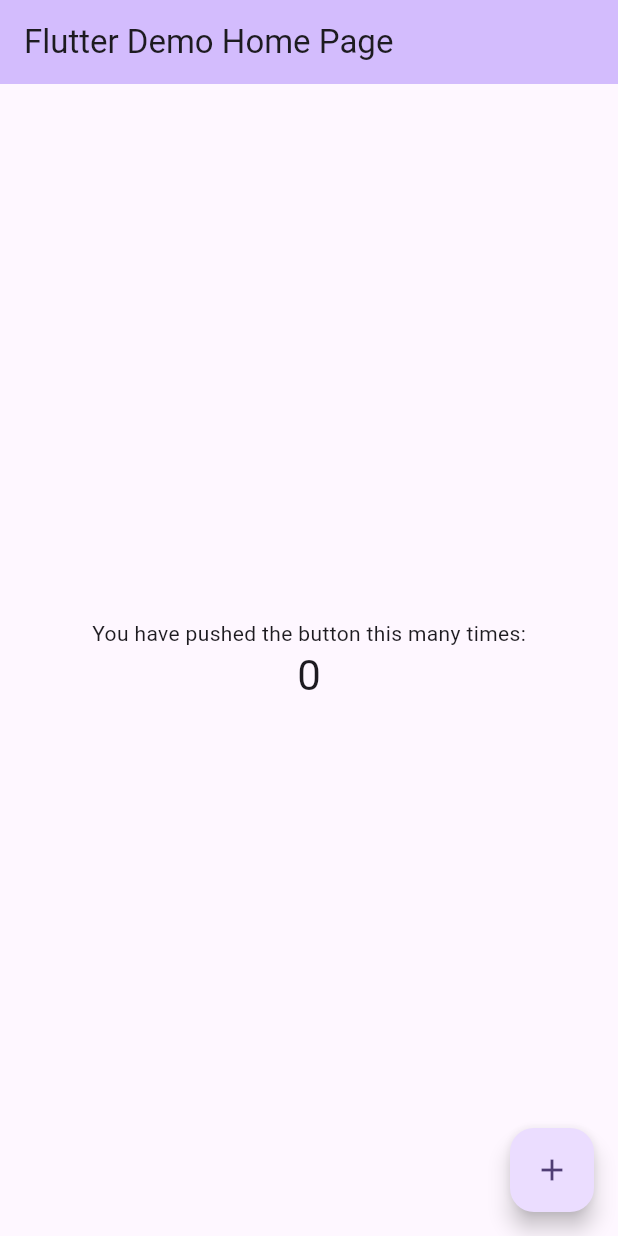
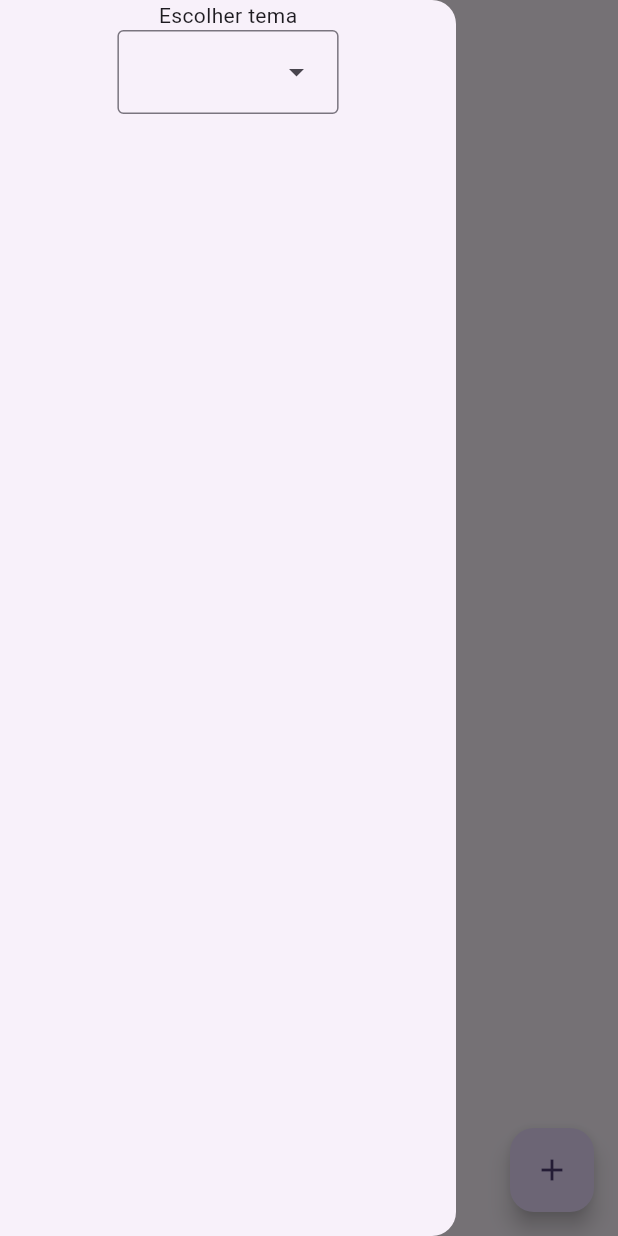
Before and after one commit to renanschotten/TempoAte, a Flutter app: the screen it shows after launch, with the side drawer open (before the commit the screen has no drawer), on a phone screen of 412 x 824 dp. Run offline on Flutter 3.47's test engine with Material 3 defaults, Android fonts, the phone set to English and light mode, and no system bars; our stand-ins replace flutter_riverpod.

Commit message:
feat: funcionalidade para trocar entre temas claro, escuro e do sistema

```diff
--- a/lib/main.dart
+++ b/lib/main.dart
@@ -1,125 +1,97 @@
 import 'package:flutter/material.dart';
+import 'package:flutter_riverpod/flutter_riverpod.dart';
+import 'package:tempo_ate/providers/theme_provider.dart';
 
-void main() {
-  runApp(const MyApp());
+Future<void> main() async {
+  runApp(const ProviderScope(child: MyApp()));
 }
 
-class MyApp extends StatelessWidget {
+class MyApp extends ConsumerWidget {
   const MyApp({super.key});
 
-  // This widget is the root of your application.
   @override
-  Widget build(BuildContext context) {
+  Widget build(BuildContext context, WidgetRef ref) {
+    final theme = ref.watch(themeProvider);
     return MaterialApp(
       title: 'Flutter Demo',
       theme: ThemeData(
-        // This is the theme of your application.
-        //
-        // TRY THIS: Try running your application with "flutter run". You'll see
-        // the application has a purple toolbar. Then, without quitting the app,
-        // try changing the seedColor in the colorScheme below to Colors.green
-        // and then invoke "hot reload" (save your changes or press the "hot
-        // reload" button in a Flutter-supported IDE, or press "r" if you used
-        // the command line to start the app).
-        //
-        // Notice that the counter didn't reset back to zero; the application
-        // state is not lost during the reload. To reset the state, use hot
-        // restart instead.
-        //
-        // This works for code too, not just values: Most code changes can be
-        // tested with just a hot reload.
         colorScheme: ColorScheme.fromSeed(seedColor: Colors.deepPurple),
         useMaterial3: true,
       ),
-      home: const MyHomePage(title: 'Flutter Demo Home Page'),
+      themeMode: theme.themeMode,
+      darkTheme: ThemeData.dark(),
+      home: const MyHomePage(
+        title: 'Contagem Regressiva',
+      ),
     );
   }
 }
 
-class MyHomePage extends StatefulWidget {
-  const MyHomePage({super.key, required this.title});
-
-  // This widget is the home page of your application. It is stateful, meaning
-  // that it has a State object (defined below) that contains fields that affect
-  // how it looks.
-
-  // This class is the configuration for the state. It holds the values (in this
-  // case the title) provided by the parent (in this case the App widget) and
-  // used by the build method of the State. Fields in a Widget subclass are
-  // always marked "final".
+class MyHomePage extends ConsumerStatefulWidget {
+  const MyHomePage({
+    super.key,
+    required this.title,
+  });
 
   final String title;
 
   @override
-  State<MyHomePage> createState() => _MyHomePageState();
+  ConsumerState<MyHomePage> createState() => _MyHomePageState();
 }
 
-class _MyHomePageState extends State<MyHomePage> {
-  int _counter = 0;
-
-  void _incrementCounter() {
-    setState(() {
-      // This call to setState tells the Flutter framework that something has
-      // changed in this State, which causes it to rerun the build method below
-      // so that the display can reflect the updated values. If we changed
-      // _counter without calling setState(), then the build method would not be
-      // called again, and so nothing would appear to happen.
-      _counter++;
-    });
-  }
+class _MyHomePageState extends ConsumerState<MyHomePage> {
+  var clickedIndex = -1;
 
   @override
   Widget build(BuildContext context) {
-    // This method is rerun every time setState is called, for instance as done
-    // by the _incrementCounter method above.
-    //
-    // The Flutter framework has been optimized to make rerunning build methods
-    // fast, so that you can just rebuild anything that needs updating rather
-    // than having to individually change instances of widgets.
+    var theme = ref.watch(themeProvider);
     return Scaffold(
-      appBar: AppBar(
-        // TRY THIS: Try changing the color here to a specific color (to
-        // Colors.amber, perhaps?) and trigger a hot reload to see the AppBar
-        // change color while the other colors stay the same.
-        backgroundColor: Theme.of(context).colorScheme.inversePrimary,
-        // Here we take the value from the MyHomePage object that was created by
-        // the App.build method, and use it to set our appbar title.
-        title: Text(widget.title),
-      ),
-      body: Center(
-        // Center is a layout widget. It takes a single child and positions it
-        // in the middle of the parent.
-        child: Column(
-          // Column is also a layout widget. It takes a list of children and
-          // arranges them vertically. By default, it sizes itself to fit its
-          // children horizontally, and tries to be as tall as its parent.
-          //
-          // Column has various properties to control how it sizes itself and
-          // how it positions its children. Here we use mainAxisAlignment to
-          // center the children vertically; the main axis here is the vertical
-          // axis because Columns are vertical (the cross axis would be
-          // horizontal).
-          //
-          // TRY THIS: Invoke "debug painting" (choose the "Toggle Debug Paint"
-          // action in the IDE, or press "p" in the console), to see the
-          // wireframe for each widget.
-          mainAxisAlignment: MainAxisAlignment.center,
-          children: <Widget>[
-            const Text(
-              'You have pushed the button this many times:',
-            ),
-            Text(
-              '$_counter',
-              style: Theme.of(context).textTheme.headlineMedium,
-            ),
-          ],
+      drawer: Drawer(
+        child: SafeArea(
+          child: Column(
+            children: [
+              const Text("Escolher tema"),
+              DropdownMenu(
+                dropdownMenuEntries: const [
+                  DropdownMenuEntry(
+                    value: ThemeMode.dark,
+                    label: "Dark",
+                  ),
+                  DropdownMenuEntry(
+                    value: ThemeMode.light,
+                    label: "Light",
+                  ),
+                  DropdownMenuEntry(
+                    value: ThemeMode.system,
+                    label: "System",
+                  ),
+                ],
+                onSelected: (value) {
+                  switch (value) {
+                    case ThemeMode.dark:
+                      theme.selectDarkThemeMode();
+                      break;
+                    case ThemeMode.light:
+                      theme.selectLightThemeMode();
+                      break;
+                    case ThemeMode.system:
+                      theme.selectSystemThemeMode();
+                      break;
+                    default:
+                  }
+                },
+              ),
+            ],
+          ),
         ),
       ),
+      appBar: AppBar(),
+      body: const SizedBox(),
       floatingActionButton: FloatingActionButton(
-        onPressed: _incrementCounter,
+        onPressed: () {},
         tooltip: 'Increment',
         child: const Icon(Icons.add),
-      ), // This trailing comma makes auto-formatting nicer for build methods.
+      ),
     );
   }
 }
--- /dev/null
+++ b/lib/providers/theme_provider.dart
@@ -0,0 +1,25 @@
+import 'package:flutter/material.dart';
+import 'package:flutter_riverpod/flutter_riverpod.dart';
+
+final themeProvider = ChangeNotifierProvider((ref) => ThemeProvider());
+
+class ThemeProvider extends ChangeNotifier {
+  var _themeMode = ThemeMode.light;
+
+  ThemeMode get themeMode => _themeMode;
+
+  void selectDarkThemeMode() {
+    _themeMode = ThemeMode.dark;
+    notifyListeners();
+  }
+
+  void selectLightThemeMode() {
+    _themeMode = ThemeMode.light;
+    notifyListeners();
+  }
+
+  void selectSystemThemeMode() {
+    _themeMode = ThemeMode.system;
+    notifyListeners();
+  }
+}
--- a/pubspec.yaml
+++ b/pubspec.yaml
@@ -2,7 +2,7 @@ name: tempo_ate
 description: "A new Flutter project."
 # The following line prevents the package from being accidentally published to
 # pub.dev using `flutter pub publish`. This is preferred for private packages.
-publish_to: 'none' # Remove this line if you wish to publish to pub.dev
+publish_to: "none" # Remove this line if you wish to publish to pub.dev
 
 # The following defines the version and build number for your application.
 # A version number is three numbers separated by dots, like 1.2.43
@@ -31,10 +31,11 @@ dependencies:
   flutter:
     sdk: flutter
 
-
   # The following adds the Cupertino Icons font to your application.
   # Use with the CupertinoIcons class for iOS style icons.
   cupertino_icons: ^1.0.8
+  riverpod: ^2.5.1
+  flutter_riverpod: ^2.5.1
 
 dev_dependencies:
   flutter_test:
@@ -52,7 +53,6 @@ dev_dependencies:
 
 # The following section is specific to Flutter packages.
 flutter:
-
   # The following line ensures that the Material Icons font is
   # included with your application, so that you can use the icons in
   # the material Icons class.
```
Also changed, not shown: pubspec.lock.
